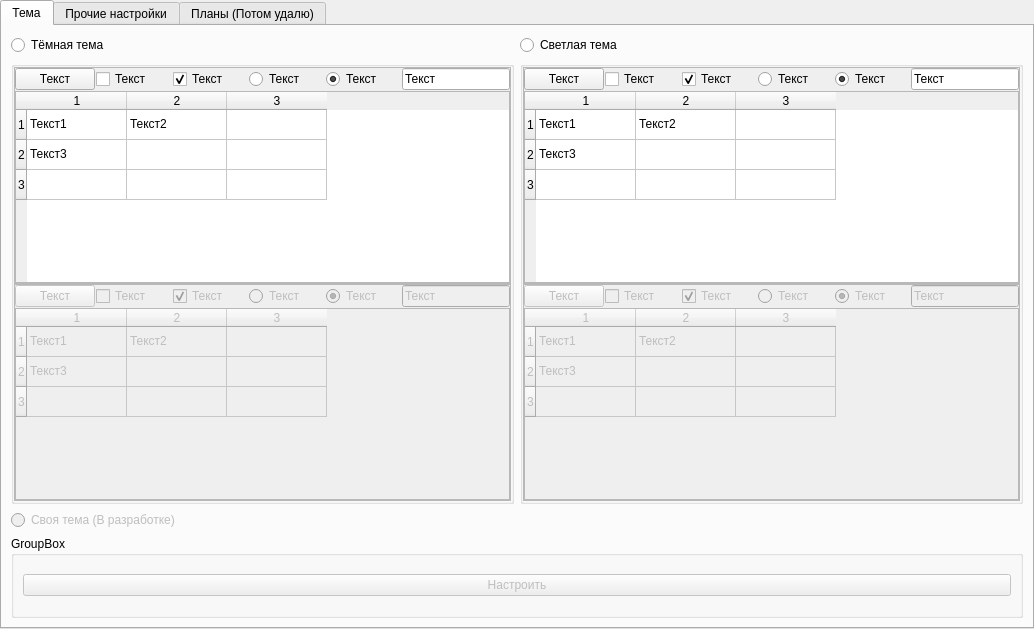
Before: the Qt Designer form AraSteamManager/subform/formsettings.ui in Arankir/AraSteamManager, drawn with Qt 5.
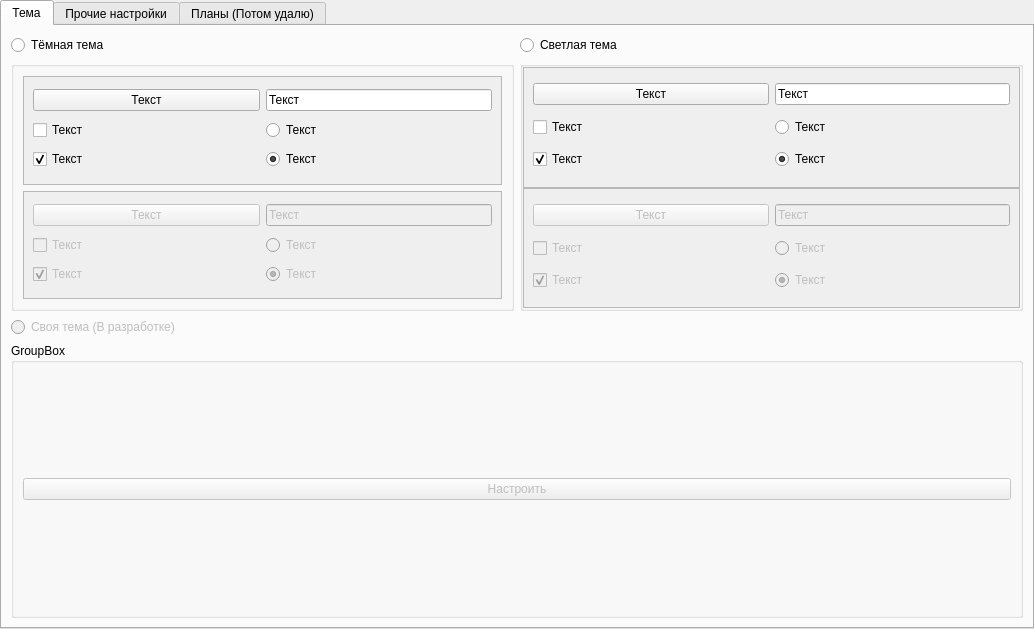
After: the same form once the commit is applied. The open tabs and pages were chosen to show the change. Icons and pictures are not drawn.

What changed in the file:
```diff
--- a/AraSteamManager/subform/formsettings.ui
+++ b/AraSteamManager/subform/formsettings.ui
@@ -56,32 +56,29 @@
        <item row="1" column="0">
         <widget class="QGroupBox" name="GroupBoxDarkTheme">
          <property name="sizePolicy">
-          <sizepolicy hsizetype="Expanding" vsizetype="Fixed">
+          <sizepolicy hsizetype="Minimum" vsizetype="Fixed">
            <horstretch>0</horstretch>
            <verstretch>0</verstretch>
           </sizepolicy>
          </property>
+         <property name="maximumSize">
+          <size>
+           <width>16777215</width>
+           <height>250</height>
+          </size>
+         </property>
          <property name="title">
           <string/>
          </property>
          <layout class="QVBoxLayout" name="verticalLayout_5">
-          <property name="spacing">
-           <number>0</number>
-          </property>
-          <property name="leftMargin">
-           <number>0</number>
-          </property>
-          <property name="topMargin">
-           <number>0</number>
-          </property>
-          <property name="rightMargin">
-           <number>0</number>
-          </property>
-          <property name="bottomMargin">
-           <number>0</number>
-          </property>
           <item>
            <widget class="QScrollArea" name="scrollArea_5">
+            <property name="sizePolicy">
+             <sizepolicy hsizetype="Minimum" vsizetype="Minimum">
+              <horstretch>0</horstretch>
+              <verstretch>0</verstretch>
+             </sizepolicy>
+            </property>
             <property name="widgetResizable">
              <bool>true</bool>
             </property>
@@ -90,26 +87,11 @@
               <rect>
                <x>0</x>
                <y>0</y>
-               <width>495</width>
-               <height>217</height>
+               <width>477</width>
+               <height>100</height>
               </rect>
              </property>
              <layout class="QGridLayout" name="gridLayout">
-              <property name="leftMargin">
-               <number>0</number>
-              </property>
-              <property name="topMargin">
-               <number>0</number>
-              </property>
-              <property name="rightMargin">
-               <number>0</number>
-              </property>
-              <property name="bottomMargin">
-               <number>0</number>
-              </property>
-              <property name="spacing">
-               <number>1</number>
-              </property>
               <item row="0" column="0">
                <widget class="QPushButton" name="pushButton">
                 <property name="sizePolicy">
@@ -134,6 +116,25 @@
                </widget>
               </item>
               <item row="0" column="1">
+               <widget class="QLineEdit" name="lineEdit">
+                <property name="sizePolicy">
+                 <sizepolicy hsizetype="Minimum" vsizetype="Fixed">
+                  <horstretch>0</horstretch>
+                  <verstretch>0</verstretch>
+                 </sizepolicy>
+                </property>
+                <property name="minimumSize">
+                 <size>
+                  <width>25</width>
+                  <height>0</height>
+                 </size>
+                </property>
+                <property name="text">
+                 <string>Текст</string>
+                </property>
+               </widget>
+              </item>
+              <item row="1" column="0">
                <widget class="QCheckBox" name="checkBox">
                 <property name="sizePolicy">
                  <sizepolicy hsizetype="Minimum" vsizetype="Fixed">
@@ -146,23 +147,7 @@
                 </property>
                </widget>
               </item>
-              <item row="0" column="2">
-               <widget class="QCheckBox" name="checkBox_8">
-                <property name="sizePolicy">
-                 <sizepolicy hsizetype="Minimum" vsizetype="Fixed">
-                  <horstretch>0</horstretch>
-                  <verstretch>0</verstretch>
-                 </sizepolicy>
-                </property>
-                <property name="text">
-                 <string>Текст</string>
-                </property>
-                <property name="checked">
-                 <bool>true</bool>
-                </property>
-               </widget>
-              </item>
-              <item row="0" column="3">
+              <item row="1" column="1">
                <widget class="QRadioButton" name="radioButton_7">
                 <property name="text">
                  <string>Текст</string>
@@ -172,7 +157,23 @@
                 </property>
                </widget>
               </item>
-              <item row="0" column="4">
+              <item row="2" column="0">
+               <widget class="QCheckBox" name="checkBox_8">
+                <property name="sizePolicy">
+                 <sizepolicy hsizetype="Minimum" vsizetype="Fixed">
+                  <horstretch>0</horstretch>
+                  <verstretch>0</verstretch>
+                 </sizepolicy>
+                </property>
+                <property name="text">
+                 <string>Текст</string>
+                </property>
+                <property name="checked">
+                 <bool>true</bool>
+                </property>
+               </widget>
+              </item>
+              <item row="2" column="1">
                <widget class="QRadioButton" name="radioButton">
                 <property name="text">
                  <string>Текст</string>
@@ -182,68 +183,18 @@
                 </property>
                </widget>
               </item>
-              <item row="0" column="5">
-               <widget class="QLineEdit" name="lineEdit">
-                <property name="sizePolicy">
-                 <sizepolicy hsizetype="Minimum" vsizetype="Fixed">
-                  <horstretch>0</horstretch>
-                  <verstretch>0</verstretch>
-                 </sizepolicy>
-                </property>
-                <property name="minimumSize">
-                 <size>
-                  <width>25</width>
-                  <height>0</height>
-                 </size>
-                </property>
-                <property name="text">
-                 <string>Текст</string>
-                </property>
-               </widget>
-              </item>
-              <item row="1" column="0" colspan="6">
-               <widget class="QTableWidget" name="tableWidget">
-                <property name="sizePolicy">
-                 <sizepolicy hsizetype="Expanding" vsizetype="Minimum">
-                  <horstretch>0</horstretch>
-                  <verstretch>0</verstretch>
-                 </sizepolicy>
-                </property>
-                <property name="rowCount">
-                 <number>3</number>
-                </property>
-                <property name="columnCount">
-                 <number>3</number>
-                </property>
-                <row/>
-                <row/>
-                <row/>
-                <column/>
-                <column/>
-                <column/>
-                <item row="0" column="0">
-                 <property name="text">
-                  <string>Текст1</string>
-                 </property>
-                </item>
-                <item row="0" column="1">
-                 <property name="text">
-                  <string>Текст2</string>
-                 </property>
-                </item>
-                <item row="1" column="0">
-                 <property name="text">
-                  <string>Текст3</string>
-                 </property>
-                </item>
-               </widget>
-              </item>
              </layout>
             </widget>
            </widget>
           </item>
           <item>
            <widget class="QScrollArea" name="scrollArea_6">
+            <property name="sizePolicy">
+             <sizepolicy hsizetype="Minimum" vsizetype="Minimum">
+              <horstretch>0</horstretch>
+              <verstretch>0</verstretch>
+             </sizepolicy>
+            </property>
             <property name="widgetResizable">
              <bool>true</bool>
             </property>
@@ -252,26 +203,11 @@
               <rect>
                <x>0</x>
                <y>0</y>
-               <width>495</width>
-               <height>217</height>
+               <width>477</width>
+               <height>99</height>
               </rect>
              </property>
              <layout class="QGridLayout" name="gridLayout_4">
-              <property name="leftMargin">
-               <number>0</number>
-              </property>
-              <property name="topMargin">
-               <number>0</number>
-              </property>
-              <property name="rightMargin">
-               <number>0</number>
-              </property>
-              <property name="bottomMargin">
-               <number>0</number>
-              </property>
-              <property name="spacing">
-               <number>1</number>
-              </property>
               <item row="0" column="0">
                <widget class="QPushButton" name="pushButton_2">
                 <property name="enabled">
@@ -299,6 +235,28 @@
                </widget>
               </item>
               <item row="0" column="1">
+               <widget class="QLineEdit" name="lineEdit_2">
+                <property name="enabled">
+                 <bool>false</bool>
+                </property>
+                <property name="sizePolicy">
+                 <sizepolicy hsizetype="Minimum" vsizetype="Fixed">
+                  <horstretch>0</horstretch>
+                  <verstretch>0</verstretch>
+                 </sizepolicy>
+                </property>
+                <property name="minimumSize">
+                 <size>
+                  <width>25</width>
+                  <height>0</height>
+                 </size>
+                </property>
+                <property name="text">
+                 <string>Текст</string>
+                </property>
+               </widget>
+              </item>
+              <item row="1" column="0">
                <widget class="QCheckBox" name="checkBox_2">
                 <property name="enabled">
                  <bool>false</bool>
@@ -314,26 +272,7 @@
                 </property>
                </widget>
               </item>
-              <item row="0" column="2">
-               <widget class="QCheckBox" name="checkBox_7">
-                <property name="enabled">
-                 <bool>false</bool>
-                </property>
-                <property name="sizePolicy">
-                 <sizepolicy hsizetype="Minimum" vsizetype="Fixed">
-                  <horstretch>0</horstretch>
-                  <verstretch>0</verstretch>
-                 </sizepolicy>
-                </property>
-                <property name="text">
-                 <string>Текст</string>
-                </property>
-                <property name="checked">
-                 <bool>true</bool>
-                </property>
-               </widget>
-              </item>
-              <item row="0" column="3">
+              <item row="1" column="1">
                <widget class="QRadioButton" name="radioButton_2">
                 <property name="enabled">
                  <bool>false</bool>
@@ -343,7 +282,26 @@
                 </property>
                </widget>
               </item>
-              <item row="0" column="4">
+              <item row="2" column="0">
+               <widget class="QCheckBox" name="checkBox_7">
+                <property name="enabled">
+                 <bool>false</bool>
+                </property>
+                <property name="sizePolicy">
+                 <sizepolicy hsizetype="Minimum" vsizetype="Fixed">
+                  <horstretch>0</horstretch>
+                  <verstretch>0</verstretch>
+                 </sizepolicy>
+                </property>
+                <property name="text">
+                 <string>Текст</string>
+                </property>
+                <property name="checked">
+                 <bool>true</bool>
+                </property>
+               </widget>
+              </item>
+              <item row="2" column="1">
                <widget class="QRadioButton" name="radioButton_8">
                 <property name="enabled">
                  <bool>false</bool>
@@ -356,68 +314,6 @@
                 </property>
                </widget>
               </item>
-              <item row="0" column="5">
-               <widget class="QLineEdit" name="lineEdit_2">
-                <property name="enabled">
-                 <bool>false</bool>
-                </property>
-                <property name="sizePolicy">
-                 <sizepolicy hsizetype="Minimum" vsizetype="Fixed">
-                  <horstretch>0</horstretch>
-                  <verstretch>0</verstretch>
-                 </sizepolicy>
-                </property>
-                <property name="minimumSize">
-                 <size>
-                  <width>25</width>
-                  <height>0</height>
-                 </size>
-                </property>
-                <property name="text">
-                 <string>Текст</string>
-                </property>
-               </widget>
-              </item>
-              <item row="1" column="0" colspan="6">
-               <widget class="QTableWidget" name="tableWidget_2">
-                <property name="enabled">
-                 <bool>false</bool>
-                </property>
-                <property name="sizePolicy">
-                 <sizepolicy hsizetype="Expanding" vsizetype="Minimum">
-                  <horstretch>0</horstretch>
-                  <verstretch>0</verstretch>
-                 </sizepolicy>
-                </property>
-                <property name="rowCount">
-                 <number>3</number>
-                </property>
-                <property name="columnCount">
-                 <number>3</number>
-                </property>
-                <row/>
-                <row/>
-                <row/>
-                <column/>
-                <column/>
-                <column/>
-                <item row="0" column="0">
-                 <property name="text">
-                  <string>Текст1</string>
-                 </property>
-                </item>
-                <item row="0" column="1">
-                 <property name="text">
-                  <string>Текст2</string>
-                 </property>
-                </item>
-                <item row="1" column="0">
-                 <property name="text">
-                  <string>Текст3</string>
-                 </property>
-                </item>
-               </widget>
-              </item>
              </layout>
             </widget>
            </widget>
@@ -428,11 +324,17 @@
        <item row="1" column="1">
         <widget class="QGroupBox" name="GroupBoxWhiteTheme">
          <property name="sizePolicy">
-          <sizepolicy hsizetype="Expanding" vsizetype="Fixed">
+          <sizepolicy hsizetype="Minimum" vsizetype="Fixed">
            <horstretch>0</horstretch>
            <verstretch>0</verstretch>
           </sizepolicy>
          </property>
+         <property name="maximumSize">
+          <size>
+           <width>16777215</width>
+           <height>250</height>
+          </size>
+         </property>
          <property name="title">
           <string/>
          </property>
@@ -454,6 +356,12 @@
           </property>
           <item>
            <widget class="QScrollArea" name="scrollArea_7">
+            <property name="sizePolicy">
+             <sizepolicy hsizetype="Minimum" vsizetype="Minimum">
+              <horstretch>0</horstretch>
+              <verstretch>0</verstretch>
+             </sizepolicy>
+            </property>
             <property name="widgetResizable">
              <bool>true</bool>
             </property>
@@ -463,25 +371,10 @@
                <x>0</x>
                <y>0</y>
                <width>495</width>
-               <height>217</height>
+               <height>112</height>
               </rect>
              </property>
              <layout class="QGridLayout" name="gridLayout_2">
-              <property name="leftMargin">
-               <number>0</number>
-              </property>
-              <property name="topMargin">
-               <number>0</number>
-              </property>
-              <property name="rightMargin">
-               <number>0</number>
-              </property>
-              <property name="bottomMargin">
-               <number>0</number>
-              </property>
-              <property name="spacing">
-               <number>1</number>
-              </property>
               <item row="0" column="0">
                <widget class="QPushButton" name="pushButton_3">
                 <property name="sizePolicy">
@@ -506,6 +399,25 @@
                </widget>
               </item>
               <item row="0" column="1">
+               <widget class="QLineEdit" name="lineEdit_3">
+                <property name="sizePolicy">
+                 <sizepolicy hsizetype="Minimum" vsizetype="Fixed">
+                  <horstretch>0</horstretch>
+                  <verstretch>0</verstretch>
+                 </sizepolicy>
+                </property>
+                <property name="minimumSize">
+                 <size>
+                  <width>25</width>
+                  <height>0</height>
+                 </size>
+                </property>
+                <property name="text">
+                 <string>Текст</string>
+                </property>
+               </widget>
+              </item>
+              <item row="1" column="0">
                <widget class="QCheckBox" name="checkBox_3">
                 <property name="sizePolicy">
                  <sizepolicy hsizetype="Minimum" vsizetype="Fixed">
@@ -518,23 +430,7 @@
                 </property>
                </widget>
               </item>
-              <item row="0" column="2">
-               <widget class="QCheckBox" name="checkBox_9">
-                <property name="sizePolicy">
-                 <sizepolicy hsizetype="Minimum" vsizetype="Fixed">
-                  <horstretch>0</horstretch>
-                  <verstretch>0</verstretch>
-                 </sizepolicy>
-                </property>
-                <property name="text">
-                 <string>Текст</string>
-                </property>
-                <property name="checked">
-                 <bool>true</bool>
-                </property>
-               </widget>
-              </item>
-              <item row="0" column="3">
+              <item row="1" column="1">
                <widget class="QRadioButton" name="radioButton_9">
                 <property name="text">
                  <string>Текст</string>
@@ -544,7 +440,23 @@
                 </property>
                </widget>
               </item>
-              <item row="0" column="4">
+              <item row="2" column="0">
+               <widget class="QCheckBox" name="checkBox_9">
+                <property name="sizePolicy">
+                 <sizepolicy hsizetype="Minimum" vsizetype="Fixed">
+                  <horstretch>0</horstretch>
+                  <verstretch>0</verstretch>
+                 </sizepolicy>
+                </property>
+                <property name="text">
+                 <string>Текст</string>
+                </property>
+                <property name="checked">
+                 <bool>true</bool>
+                </property>
+               </widget>
+              </item>
+              <item row="2" column="1">
                <widget class="QRadioButton" name="radioButton_3">
                 <property name="text">
                  <string>Текст</string>
@@ -554,68 +466,18 @@
                 </property>
                </widget>
               </item>
-              <item row="0" column="5">
-               <widget class="QLineEdit" name="lineEdit_3">
-                <property name="sizePolicy">
-                 <sizepolicy hsizetype="Minimum" vsizetype="Fixed">
-                  <horstretch>0</horstretch>
-                  <verstretch>0</verstretch>
-                 </sizepolicy>
-                </property>
-                <property name="minimumSize">
-                 <size>
-                  <width>25</width>
-                  <height>0</height>
-                 </size>
-                </property>
-                <property name="text">
-                 <string>Текст</string>
-                </property>
-               </widget>
-              </item>
-              <item row="1" column="0" colspan="6">
-               <widget class="QTableWidget" name="tableWidget_3">
-                <property name="sizePolicy">
-                 <sizepolicy hsizetype="Expanding" vsizetype="Minimum">
-                  <horstretch>0</horstretch>
-                  <verstretch>0</verstretch>
-                 </sizepolicy>
-                </property>
-                <property name="rowCount">
-                 <number>3</number>
-                </property>
-                <property name="columnCount">
-                 <number>3</number>
-                </property>
-                <row/>
-                <row/>
-                <row/>
-                <column/>
-                <column/>
-                <column/>
-                <item row="0" column="0">
-                 <property name="text">
-                  <string>Текст1</string>
-                 </property>
-                </item>
-                <item row="0" column="1">
-                 <property name="text">
-                  <string>Текст2</string>
-                 </property>
-                </item>
-                <item row="1" column="0">
-                 <property name="text">
-                  <string>Текст3</string>
-                 </property>
-                </item>
-               </widget>
-              </item>
              </layout>
             </widget>
            </widget>
           </item>
           <item>
            <widget class="QScrollArea" name="scrollArea_8">
+            <property name="sizePolicy">
+             <sizepolicy hsizetype="Minimum" vsizetype="Minimum">
+              <horstretch>0</horstretch>
+              <verstretch>0</verstretch>
+             </sizepolicy>
+            </property>
             <property name="widgetResizable">
              <bool>true</bool>
             </property>
@@ -625,25 +487,10 @@
                <x>0</x>
                <y>0</y>
                <width>495</width>
-               <height>217</height>
+               <height>111</height>
               </rect>
              </property>
              <layout class="QGridLayout" name="gridLayout_5">
-              <property name="leftMargin">
-               <number>0</number>
-              </property>
-              <property name="topMargin">
-               <number>0</number>
-              </property>
-              <property name="rightMargin">
-               <number>0</number>
-              </property>
-              <property name="bottomMargin">
-               <number>0</number>
-              </property>
-              <property name="spacing">
-               <number>1</number>
-              </property>
               <item row="0" column="0">
                <widget class="QPushButton" name="pushButton_4">
                 <property name="enabled">
@@ -671,6 +518,28 @@
                </widget>
               </item>
               <item row="0" column="1">
+               <widget class="QLineEdit" name="lineEdit_4">
+                <property name="enabled">
+                 <bool>false</bool>
+                </property>
+                <property name="sizePolicy">
+                 <sizepolicy hsizetype="Minimum" vsizetype="Fixed">
+                  <horstretch>0</horstretch>
+                  <verstretch>0</verstretch>
+                 </sizepolicy>
+                </property>
+                <property name="minimumSize">
+                 <size>
+                  <width>25</width>
+                  <height>0</height>
+                 </size>
+                </property>
+                <property name="text">
+                 <string>Текст</string>
+                </property>
+               </widget>
+              </item>
+              <item row="1" column="0">
                <widget class="QCheckBox" name="checkBox_4">
                 <property name="enabled">
                  <bool>false</bool>
@@ -686,26 +555,7 @@
                 </property>
                </widget>
               </item>
-              <item row="0" column="2">
-               <widget class="QCheckBox" name="checkBox_10">
-                <property name="enabled">
-                 <bool>false</bool>
-                </property>
-                <property name="sizePolicy">
-                 <sizepolicy hsizetype="Minimum" vsizetype="Fixed">
-                  <horstretch>0</horstretch>
-                  <verstretch>0</verstretch>
-                 </sizepolicy>
-                </property>
-                <property name="text">
-                 <string>Текст</string>
-                </property>
-                <property name="checked">
-                 <bool>true</bool>
-                </property>
-               </widget>
-              </item>
-              <item row="0" column="3">
+              <item row="1" column="1">
                <widget class="QRadioButton" name="radioButton_4">
                 <property name="enabled">
                  <bool>false</bool>
@@ -715,7 +565,26 @@
                 </property>
                </widget>
               </item>
-              <item row="0" column="4">
+              <item row="2" column="0">
+               <widget class="QCheckBox" name="checkBox_10">
+                <property name="enabled">
+                 <bool>false</bool>
+                </property>
+                <property name="sizePolicy">
+                 <sizepolicy hsizetype="Minimum" vsizetype="Fixed">
+                  <horstretch>0</horstretch>
+                  <verstretch>0</verstretch>
+                 </sizepolicy>
+                </property>
+                <property name="text">
+                 <string>Текст</string>
+                </property>
+                <property name="checked">
+                 <bool>true</bool>
+                </property>
+               </widget>
+              </item>
+              <item row="2" column="1">
                <widget class="QRadioButton" name="radioButton_10">
                 <property name="enabled">
                  <bool>false</bool>
@@ -728,62 +597,6 @@
                 </property>
                </widget>
               </item>
-              <item row="0" column="5">
-               <widget class="QLineEdit" name="lineEdit_4">
-                <property name="enabled">
-                 <bool>false</bool>
-                </property>
-                <property name="sizePolicy">
-                 <sizepolicy hsizetype="Minimum" vsizetype="Fixed">
-                  <horstretch>0</horstretch>
-                  <verstretch>0</verstretch>
-                 </sizepolicy>
-                </property>
-                <property name="minimumSize">
-                 <size>
-                  <width>25</width>
-                  <height>0</height>
-                 </size>
-                </property>
-                <property name="text">
-                 <string>Текст</string>
-                </property>
-               </widget>
-              </item>
-              <item row="1" column="0" colspan="6">
-               <widget class="QTableWidget" name="tableWidget_4">
-                <property name="enabled">
-                 <bool>false</bool>
-                </property>
-                <property name="rowCount">
-                 <number>3</number>
-                </property>
-                <property name="columnCount">
-                 <number>3</number>
-                </property>
-                <row/>
-                <row/>
-                <row/>
-                <column/>
-                <column/>
-                <column/>
-                <item row="0" column="0">
-                 <property name="text">
-                  <string>Текст1</string>
-                 </property>
-                </item>
-                <item row="0" column="1">
-                 <property name="text">
-                  <string>Текст2</string>
-                 </property>
-                </item>
-                <item row="1" column="0">
-                 <property name="text">
-                  <string>Текст3</string>
-                 </property>
-                </item>
-               </widget>
-              </item>
              </layout>
             </widget>
            </widget>
```
Left out of the diff: 2 changed lines with no effect on the pictures.
